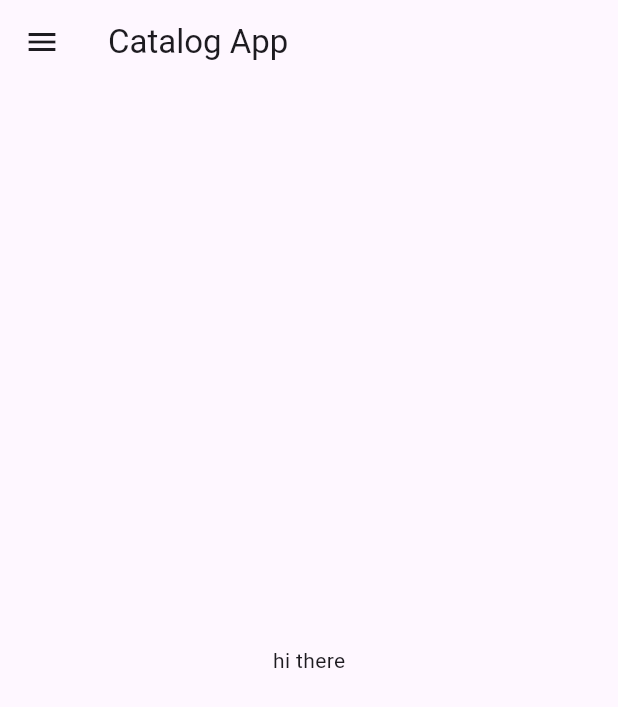
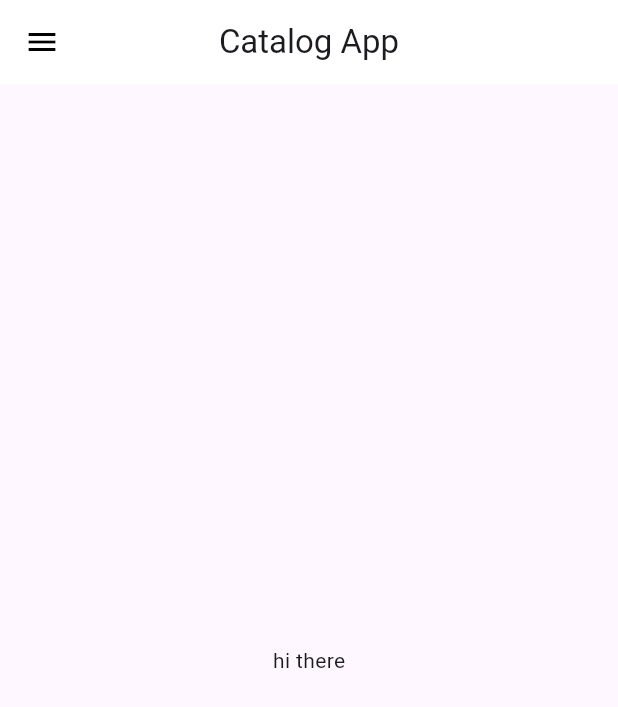
Before and after one commit to plakshay/Catalog-App, a Flutter app: the screen it shows after launch, on a phone screen of 412 x 824 dp. Shown: the top 707 px of the screen. Run offline on Flutter 3.47's test engine with Material 3 defaults, Android fonts, the phone set to English and light mode, and no system bars.

Commit message:
themes extracted

```diff
--- a/lib/main.dart
+++ b/lib/main.dart
@@ -1,7 +1,7 @@
 import 'package:flutter/material.dart';
 import 'package:target10days/screens/home_page.dart';
 import 'package:target10days/utils/routes.dart';
-
+import 'package:target10days/widgets/themes.dart';
 import 'screens/login_page.dart';
 
 void main(){
@@ -16,12 +16,8 @@
 
         debugShowCheckedModeBanner: false,
         themeMode:ThemeMode.light ,
-        theme: ThemeData(
-          primarySwatch: Colors.deepPurple,
-        ),
-        darkTheme: ThemeData(
-          brightness: Brightness.dark,
-        ),
+        theme: MyTheme.lightTheme(context),
+        darkTheme:MyTheme.darkTheme(context) ,
         routes:  {
           "/":(context)=>HomePage(),
           MyRoutes.homeroute :(context)=>HomePage(),
--- a/lib/screens/home_page.dart
+++ b/lib/screens/home_page.dart
@@ -8,7 +8,8 @@
   Widget build(BuildContext context) {
     return  Scaffold(
           appBar: AppBar(
-            title: Text("Catalog App"),
+            title: Text("Catalog App",),
+            centerTitle: true,
           ),
           body: Center(
           child: Container(
--- /dev/null
+++ b/lib/widgets/themes.dart
@@ -0,0 +1,18 @@
+import 'package:flutter/material.dart';
+
+class MyTheme{
+  static ThemeData lightTheme( BuildContext context) => ThemeData(
+          primarySwatch: Colors.deepPurple,
+          appBarTheme: AppBarTheme(
+            color: Colors.white,
+            iconTheme: IconThemeData(
+              color:Colors.black,
+            ),
+          )
+        );
+
+  static ThemeData darkTheme( BuildContext context) => ThemeData(
+        brightness: Brightness.dark,
+        );
+
+}
```
